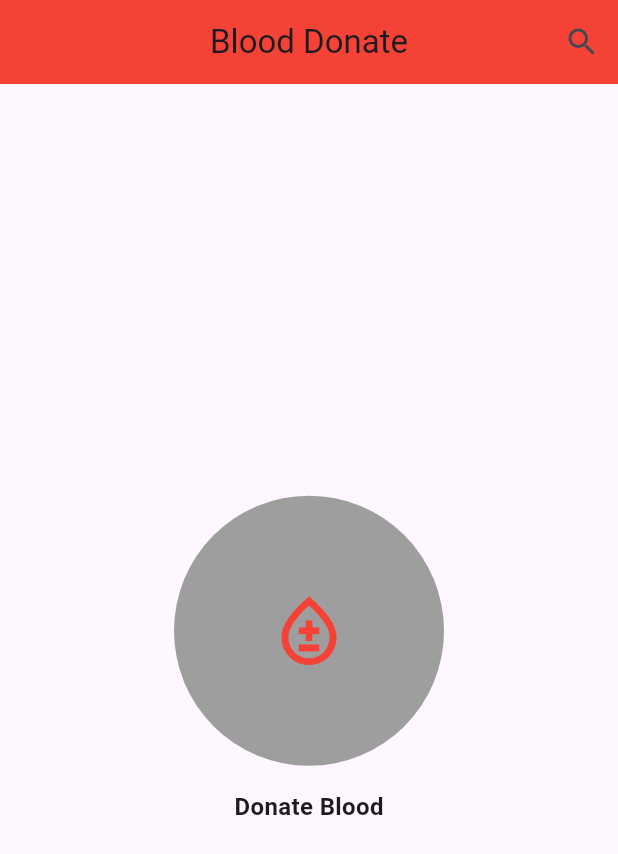
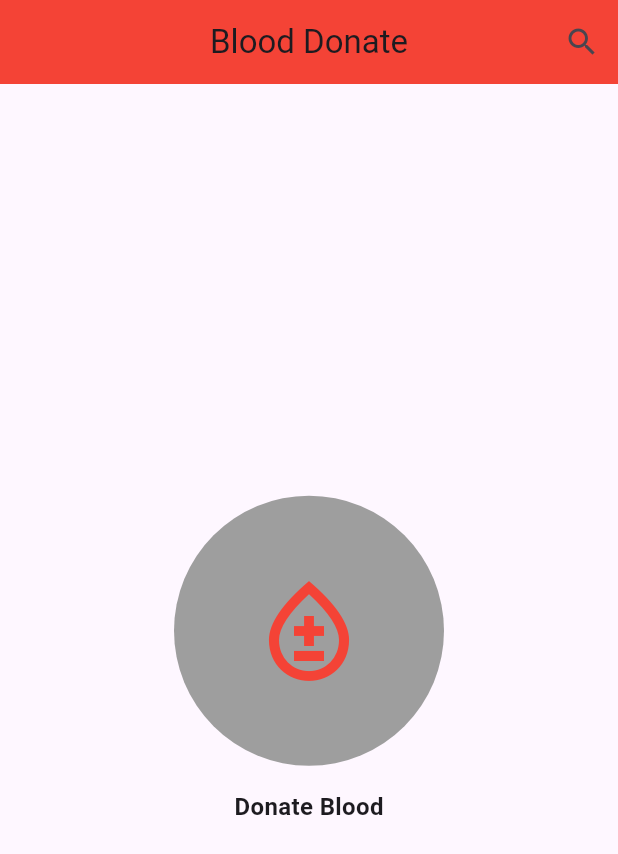
Before and after one commit to wahiduzzamanbappy/livetest_projects, a Flutter app: the screen it shows after launch, on a phone screen of 412 x 824 dp. Shown: the top 854 px of the screen. Run offline on Flutter 3.47's test engine with Material 3 defaults, Android fonts, the light colour scheme and no system bars.

Commit message:
size changed

```diff
--- a/lib/main.dart
+++ b/lib/main.dart
@@ -45,7 +45,7 @@ class BloodDonate extends StatelessWidget {
               radius: 90,
               child: Icon(
                 Icons.bloodtype_outlined,
-                size: 55,
+                size: 80,
                 color: Colors.red,
               ),
             ),
```
